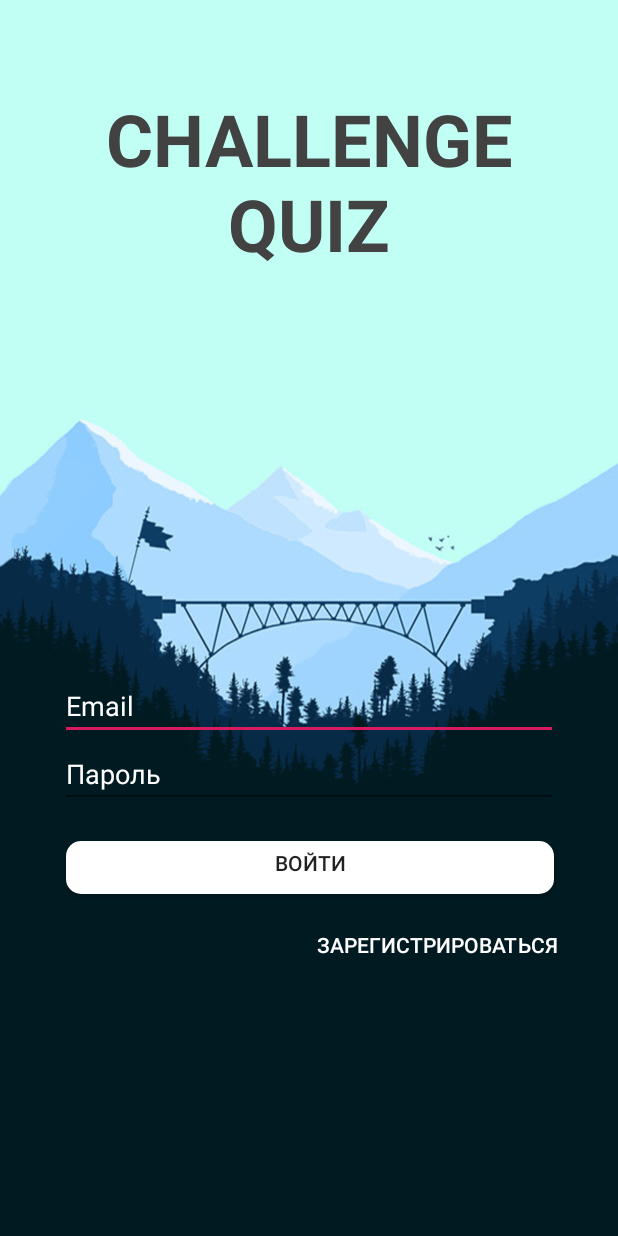
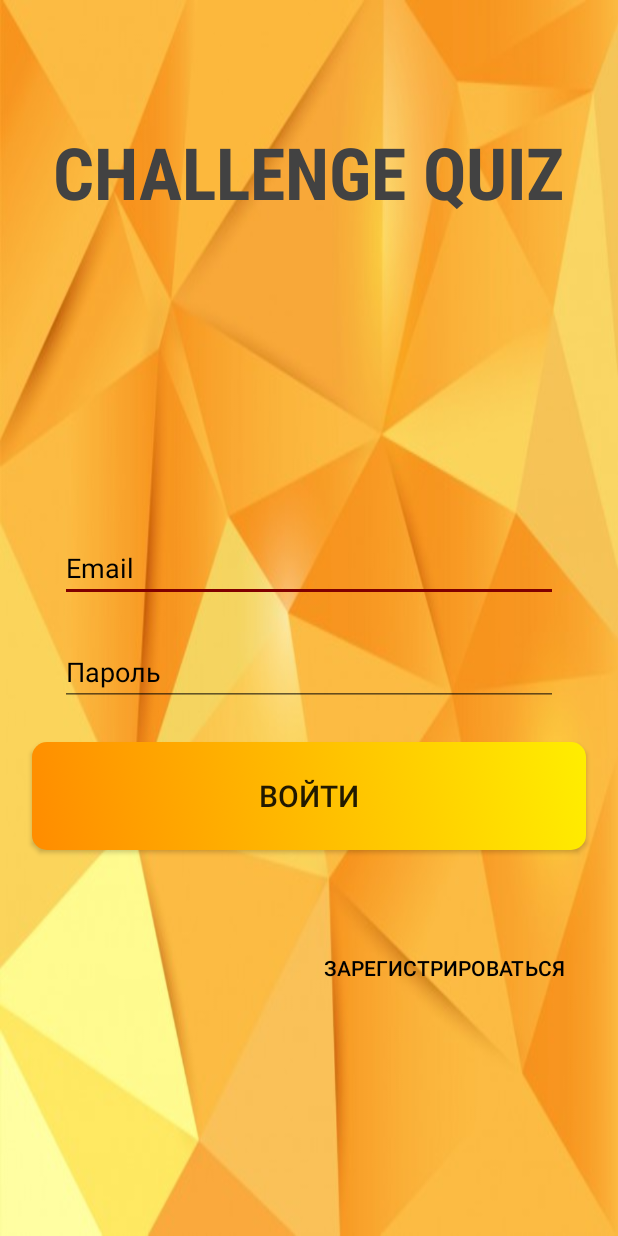
Before and after one commit to Andrey017/Chellenge_Quiz, an Android app: the screen it shows after launch (LoginActivity), on a phone screen of 412 x 824 dp. Run offline under Robolectric (Android 15) with nearby library versions, the phone set to English and light mode, and no system bars.

Commit message:
Change login, reg and main screens

```diff
--- /dev/null
+++ b/app/src/main/res/drawable/roundedbutton_1.xml
@@ -0,0 +1,10 @@
+<?xml version="1.0" encoding="utf-8"?>
+<selector
+    xmlns:android="http://schemas.android.com/apk/res/android">
+    <item>
+        <shape>
+            <gradient android:type="linear" android:endColor="#ffee00" android:startColor="#FF8C00" android:angle="45.0" />
+            <corners android:radius="10.0dip" />
+        </shape>
+    </item>
+</selector>
--- a/app/src/main/res/layout/activity_login.xml
+++ b/app/src/main/res/layout/activity_login.xml
@@ -9,40 +9,39 @@
     android:paddingTop="@dimen/activity_vertical_margin"
     android:paddingRight="@dimen/activity_horizontal_margin"
     android:paddingBottom="@dimen/activity_vertical_margin"
-    android:background="@mipmap/bridge"
+    android:background="@drawable/back_6"
     tools:context=".LoginActivity">
 
     <Button
         android:id="@+id/login"
-        android:layout_width="333dp"
-        android:layout_height="47dp"
+        android:layout_width="369dp"
+        android:layout_height="72dp"
         android:layout_marginStart="8dp"
-        android:layout_marginTop="16dp"
+        android:layout_marginTop="24dp"
         android:layout_marginEnd="8dp"
-        android:background="@drawable/inset"
+        android:background="@drawable/roundedbutton_1"
         android:text="@string/action_sign_in_short"
+        android:textSize="20sp"
         app:layout_constraintEnd_toEndOf="parent"
-        app:layout_constraintHorizontal_bias="0.516"
         app:layout_constraintStart_toStartOf="parent"
         app:layout_constraintTop_toBottomOf="@+id/password"
-        tools:ignore="MissingConstraints"
-        />
+        tools:ignore="MissingConstraints" />
+
 
     <EditText
         android:id="@+id/username"
         android:layout_width="0dp"
         android:layout_height="wrap_content"
         android:layout_marginStart="24dp"
-        android:layout_marginTop="432dp"
+        android:layout_marginTop="340dp"
         android:layout_marginEnd="24dp"
 
         android:hint="@string/prompt_email"
         android:inputType="textEmailAddress"
         android:selectAllOnFocus="true"
-        android:textColor="#ffffff"
-        android:textColorHint="#ffffff"
+        android:textColor="#000000"
+        android:textColorHint="#000000"
         app:layout_constraintEnd_toEndOf="parent"
-        app:layout_constraintHorizontal_bias="0.562"
         app:layout_constraintStart_toStartOf="parent"
         app:layout_constraintTop_toTopOf="parent" />
 
@@ -51,20 +50,19 @@
         android:layout_width="0dp"
         android:layout_height="wrap_content"
         android:layout_marginStart="24dp"
+        android:layout_marginTop="24dp"
+
         android:layout_marginEnd="24dp"
-
         android:hint="@string/prompt_password"
         android:imeActionLabel="@string/action_sign_in_short"
         android:imeOptions="actionDone"
         android:inputType="textPassword"
         android:selectAllOnFocus="true"
-        android:textColor="#ffffff"
-        android:textColorHint="#ffffff"
+        android:textColor="#000000"
+        android:textColorHint="#000000"
         app:layout_constraintEnd_toEndOf="parent"
-        app:layout_constraintHorizontal_bias="0.562"
         app:layout_constraintStart_toStartOf="parent"
         app:layout_constraintTop_toBottomOf="@+id/username" />
-
 
     <ProgressBar
         android:id="@+id/loading"
@@ -85,11 +83,12 @@
     <TextView
         android:id="@+id/textView"
         android:layout_width="379dp"
-        android:layout_height="119dp"
-        android:layout_marginStart="145dp"
+        android:layout_height="66dp"
+        android:layout_marginStart="2dp"
         android:layout_marginTop="66dp"
-        android:layout_marginEnd="145dp"
-        android:layout_marginBottom="291dp"
+        android:layout_marginEnd="2dp"
+        android:layout_marginBottom="200dp"
+        android:fontFamily="sans-serif-condensed-medium"
         android:text="CHALLENGE QUIZ"
         android:textAlignment="center"
         android:textColor="@color/cardview_dark_background"
@@ -97,23 +96,28 @@
         android:textStyle="bold"
         app:layout_constraintBottom_toTopOf="@+id/username"
         app:layout_constraintEnd_toEndOf="parent"
+        app:layout_constraintHorizontal_bias="0.678"
         app:layout_constraintStart_toStartOf="parent"
-        app:layout_constraintTop_toTopOf="parent" />
+        app:layout_constraintTop_toTopOf="parent"
+        app:layout_constraintVertical_bias="0.0" />
 
     <Button
         android:id="@+id/button_reg"
         android:layout_width="wrap_content"
         android:layout_height="wrap_content"
         android:layout_marginStart="8dp"
-        android:layout_marginTop="4dp"
+        android:layout_marginTop="24dp"
         android:layout_marginEnd="8dp"
+        android:layout_marginBottom="32dp"
         android:background="@android:color/transparent"
         android:text="Зарегистрироваться"
-        android:textColor="@color/cardview_light_background"
+        android:textColor="#000000"
+        app:layout_constraintBottom_toBottomOf="parent"
         app:layout_constraintEnd_toEndOf="parent"
-        app:layout_constraintHorizontal_bias="0.922"
+        app:layout_constraintHorizontal_bias="0.943"
         app:layout_constraintStart_toStartOf="parent"
         app:layout_constraintTop_toBottomOf="@+id/login"
+        app:layout_constraintVertical_bias="0.222"
         tools:ignore="MissingConstraints" />
 
 </android.support.constraint.ConstraintLayout>
--- a/app/src/main/res/values/colors.xml
+++ b/app/src/main/res/values/colors.xml
@@ -1,6 +1,6 @@
 <?xml version="1.0" encoding="utf-8"?>
 <resources>
-    <color name="colorPrimary">#008577</color>
-    <color name="colorPrimaryDark">#00574B</color>
-    <color name="colorAccent">#D81B60</color>
+    <color name="colorPrimary">#2F4F4F</color>
+    <color name="colorPrimaryDark">#2F4F4F</color>
+    <color name="colorAccent">#800000</color>
 </resources>
--- a/app/src/main/res/values/styles.xml
+++ b/app/src/main/res/values/styles.xml
@@ -4,7 +4,7 @@
     <style name="AppTheme" parent="Theme.AppCompat.Light.NoActionBar">
         <!-- Customize your theme here. -->
         <item name="colorPrimary">@color/colorPrimary</item>
-        <item name="colorPrimaryDark">#05fadd</item>
+        <item name="colorPrimaryDark">@color/colorPrimaryDark</item>
         <item name="colorAccent">@color/colorAccent</item>
     </style>
 
```
Also changed, not shown: app/src/main/res/drawable/roundedbutton_2.xml (added, +10 -0 lines), app/src/main/res/layout/activity_main.xml (+7 -7 lines), app/src/main/res/layout/activity_reg.xml (+63 -62 lines).
